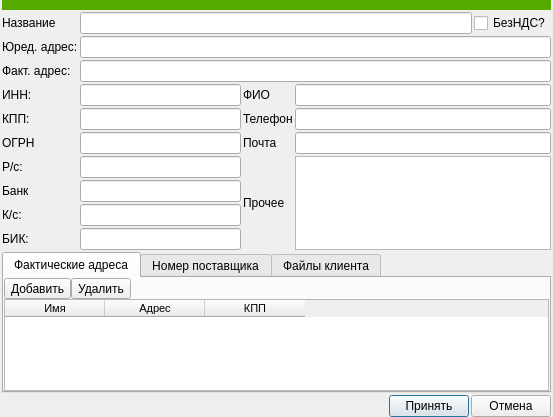
Before: the Qt Designer form ui/client.ui in Meller008/CRM-Avi, drawn with Qt 5.
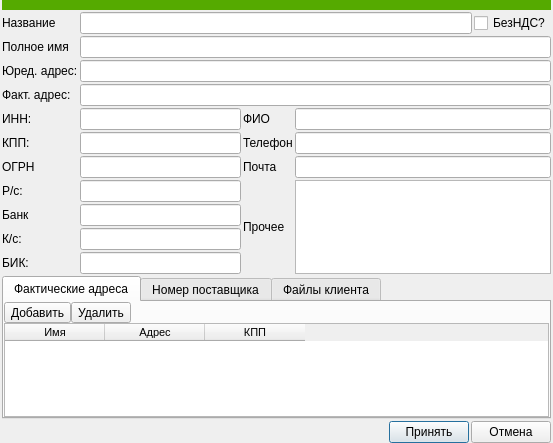
After: the same form once the commit is applied.

Commit message: работа - Добавлено полное имя для клиента!

What changed in the file:
```diff
--- a/ui/client.ui
+++ b/ui/client.ui
@@ -7,7 +7,7 @@
     <x>0</x>
     <y>0</y>
     <width>553</width>
-    <height>417</height>
+    <height>443</height>
    </rect>
   </property>
   <property name="windowTitle">
@@ -29,7 +29,55 @@
    <property name="spacing">
     <number>2</number>
    </property>
-   <item row="16" column="0" colspan="4">
+   <item row="3" column="0">
+    <widget class="QLabel" name="label_2">
+     <property name="text">
+      <string>Юред. адрес:</string>
+     </property>
+    </widget>
+   </item>
+   <item row="8" column="0">
+    <widget class="QLabel" name="label_6">
+     <property name="text">
+      <string>КПП:</string>
+     </property>
+    </widget>
+   </item>
+   <item row="9" column="0">
+    <widget class="QLabel" name="label_7">
+     <property name="text">
+      <string>ОГРН</string>
+     </property>
+    </widget>
+   </item>
+   <item row="10" column="1">
+    <widget class="QLineEdit" name="le_rs"/>
+   </item>
+   <item row="7" column="1">
+    <widget class="QLineEdit" name="le_inn"/>
+   </item>
+   <item row="1" column="1" colspan="3">
+    <layout class="QHBoxLayout" name="horizontalLayout_3">
+     <item>
+      <widget class="QLineEdit" name="le_name"/>
+     </item>
+     <item>
+      <widget class="QCheckBox" name="cb_nds">
+       <property name="text">
+        <string>БезНДС?</string>
+       </property>
+      </widget>
+     </item>
+    </layout>
+   </item>
+   <item row="10" column="0">
+    <widget class="QLabel" name="label_8">
+     <property name="text">
+      <string>Р/c:</string>
+     </property>
+    </widget>
+   </item>
+   <item row="17" column="0" colspan="4">
     <layout class="QHBoxLayout" name="horizontalLayout_2">
      <item>
       <spacer name="horizontalSpacer">
@@ -60,28 +108,54 @@
      </item>
     </layout>
    </item>
-   <item row="1" column="1" colspan="3">
-    <layout class="QHBoxLayout" name="horizontalLayout_3">
-     <item>
-      <widget class="QLineEdit" name="le_name"/>
-     </item>
-     <item>
-      <widget class="QCheckBox" name="cb_nds">
-       <property name="text">
-        <string>БезНДС?</string>
-       </property>
-      </widget>
-     </item>
-    </layout>
+   <item row="7" column="3">
+    <widget class="QLineEdit" name="le_fio"/>
    </item>
-   <item row="9" column="3" rowspan="4">
+   <item row="4" column="1" colspan="3">
+    <widget class="QLineEdit" name="le_actual_address"/>
+   </item>
+   <item row="7" column="0">
+    <widget class="QLabel" name="label_4">
+     <property name="text">
+      <string>ИНН:</string>
+     </property>
+    </widget>
+   </item>
+   <item row="8" column="1">
+    <widget class="QLineEdit" name="le_kpp"/>
+   </item>
+   <item row="8" column="2">
+    <widget class="QLabel" name="label_9">
+     <property name="text">
+      <string>Телефон</string>
+     </property>
+    </widget>
+   </item>
+   <item row="3" column="1" colspan="3">
+    <widget class="QLineEdit" name="le_legal_address"/>
+   </item>
+   <item row="4" column="0">
+    <widget class="QLabel" name="label_3">
+     <property name="text">
+      <string>Факт. адрес:</string>
+     </property>
+    </widget>
+   </item>
+   <item row="7" column="2">
+    <widget class="QLabel" name="label_5">
+     <property name="text">
+      <string>ФИО</string>
+     </property>
+    </widget>
+   </item>
+   <item row="10" column="3" rowspan="4">
     <layout class="QHBoxLayout" name="horizontalLayout">
      <item>
       <widget class="QPlainTextEdit" name="le_note"/>
      </item>
     </layout>
    </item>
-   <item row="9" column="2" rowspan="4">
+   <item row="10" column="2" rowspan="4">
     <widget class="QLabel" name="label_13">
      <property name="text">
       <string>Прочее</string>
@@ -95,140 +169,53 @@
      </property>
     </widget>
    </item>
-   <item row="6" column="1">
-    <widget class="QLineEdit" name="le_inn"/>
-   </item>
-   <item row="6" column="0">
-    <widget class="QLabel" name="label_4">
-     <property name="text">
-      <string>ИНН:</string>
-     </property>
-    </widget>
-   </item>
-   <item row="9" column="0">
-    <widget class="QLabel" name="label_8">
-     <property name="text">
-      <string>Р/c:</string>
-     </property>
-    </widget>
-   </item>
-   <item row="7" column="1">
-    <widget class="QLineEdit" name="le_kpp"/>
-   </item>
-   <item row="6" column="2">
-    <widget class="QLabel" name="label_5">
-     <property name="text">
-      <string>ФИО</string>
-     </property>
-    </widget>
-   </item>
-   <item row="6" column="3">
-    <widget class="QLineEdit" name="le_fio"/>
-   </item>
-   <item row="8" column="0">
-    <widget class="QLabel" name="label_7">
-     <property name="text">
-      <string>ОГРН</string>
-     </property>
-    </widget>
-   </item>
-   <item row="8" column="1">
-    <widget class="QLineEdit" name="le_ogrn"/>
-   </item>
-   <item row="7" column="0">
-    <widget class="QLabel" name="label_6">
-     <property name="text">
-      <string>КПП:</string>
-     </property>
-    </widget>
-   </item>
-   <item row="2" column="0">
-    <widget class="QLabel" name="label_2">
-     <property name="text">
-      <string>Юред. адрес:</string>
-     </property>
-    </widget>
-   </item>
    <item row="9" column="1">
-    <widget class="QLineEdit" name="le_rs"/>
+    <widget class="QLineEdit" name="le_ogrn"/>
    </item>
-   <item row="2" column="1" colspan="3">
-    <widget class="QLineEdit" name="le_legal_address"/>
+   <item row="13" column="1">
+    <widget class="QLineEdit" name="le_bik"/>
    </item>
-   <item row="3" column="1" colspan="3">
-    <widget class="QLineEdit" name="le_actual_address"/>
-   </item>
-   <item row="3" column="0">
-    <widget class="QLabel" name="label_3">
-     <property name="text">
-      <string>Факт. адрес:</string>
-     </property>
-    </widget>
-   </item>
-   <item row="7" column="2">
-    <widget class="QLabel" name="label_9">
-     <property name="text">
-      <string>Телефон</string>
-     </property>
-    </widget>
-   </item>
-   <item row="7" column="3">
-    <widget class="QLineEdit" name="le_phone"/>
-   </item>
-   <item row="0" column="0" colspan="4">
-    <widget class="QWidget" name="widget" native="true">
-     <property name="minimumSize">
-      <size>
-       <width>0</width>
-       <height>10</height>
-      </size>
-     </property>
-     <property name="styleSheet">
-      <string notr="true">background-color: rgb(85, 170, 0);</string>
-     </property>
-    </widget>
-   </item>
-   <item row="8" column="3">
-    <widget class="QLineEdit" name="le_mail"/>
-   </item>
-   <item row="8" column="2">
-    <widget class="QLabel" name="label">
-     <property name="text">
-      <string>Почта</string>
-     </property>
-    </widget>
-   </item>
-   <item row="10" column="0">
+   <item row="11" column="0">
     <widget class="QLabel" name="label_10">
      <property name="text">
       <string>Банк</string>
      </property>
     </widget>
    </item>
-   <item row="11" column="0">
-    <widget class="QLabel" name="label_11">
-     <property name="text">
-      <string>К/с:</string>
-     </property>
-    </widget>
-   </item>
    <item row="11" column="1">
-    <widget class="QLineEdit" name="le_ks"/>
-   </item>
-   <item row="12" column="1">
-    <widget class="QLineEdit" name="le_bik"/>
-   </item>
-   <item row="10" column="1">
     <widget class="QLineEdit" name="le_bank"/>
    </item>
-   <item row="12" column="0">
+   <item row="13" column="0">
     <widget class="QLabel" name="label_12">
      <property name="text">
       <string>БИК:</string>
      </property>
     </widget>
    </item>
-   <item row="13" column="0" colspan="4">
+   <item row="8" column="3">
+    <widget class="QLineEdit" name="le_phone"/>
+   </item>
+   <item row="12" column="1">
+    <widget class="QLineEdit" name="le_ks"/>
+   </item>
+   <item row="12" column="0">
+    <widget class="QLabel" name="label_11">
+     <property name="text">
+      <string>К/с:</string>
+     </property>
+    </widget>
+   </item>
+   <item row="9" column="2">
+    <widget class="QLabel" name="label">
+     <property name="text">
+      <string>Почта</string>
+     </property>
+    </widget>
+   </item>
+   <item row="9" column="3">
+    <widget class="QLineEdit" name="le_mail"/>
+   </item>
+   <item row="14" column="0" colspan="4">
     <widget class="QTabWidget" name="tabWidget">
      <property name="enabled">
       <bool>true</bool>
@@ -500,6 +487,29 @@
      </widget>
     </widget>
    </item>
+   <item row="0" column="0" colspan="4">
+    <widget class="QWidget" name="widget" native="true">
+     <property name="minimumSize">
+      <size>
+       <width>0</width>
+       <height>10</height>
+      </size>
+     </property>
+     <property name="styleSheet">
+      <string notr="true">background-color: rgb(85, 170, 0);</string>
+     </property>
+    </widget>
+   </item>
+   <item row="2" column="0">
+    <widget class="QLabel" name="label_16">
+     <property name="text">
+      <string>Полное имя</string>
+     </property>
+    </widget>
+   </item>
+   <item row="2" column="1" colspan="3">
+    <widget class="QLineEdit" name="le_full_name"/>
+   </item>
   </layout>
  </widget>
  <tabstops>
```
The commit also changes 2 other files.
